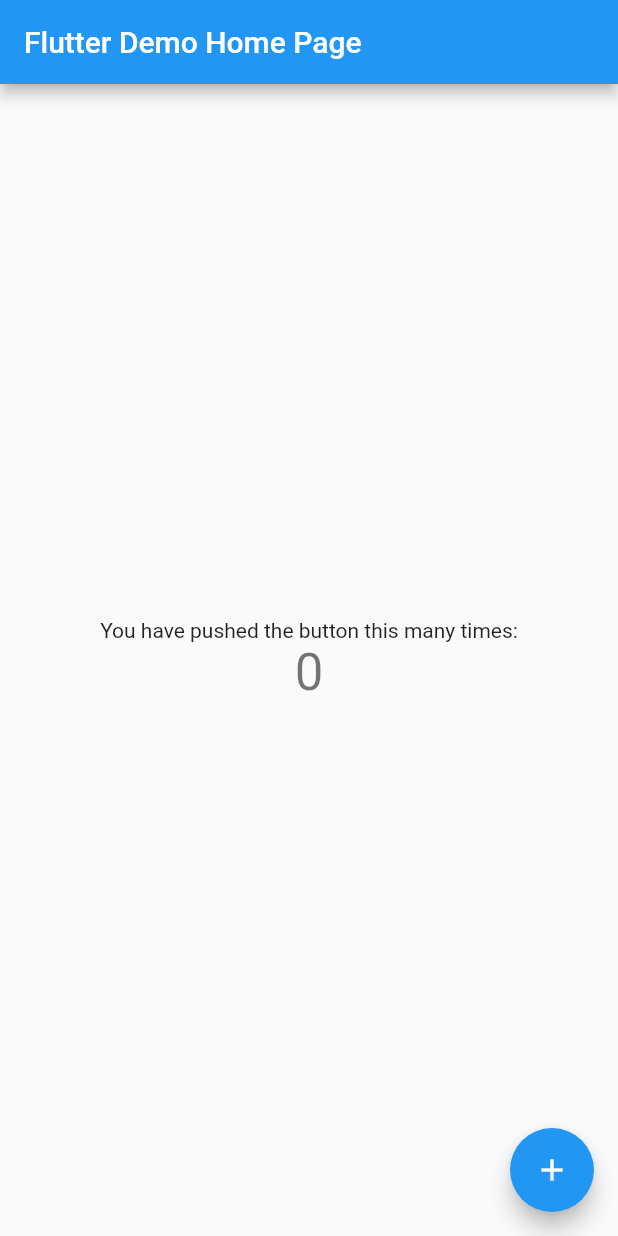
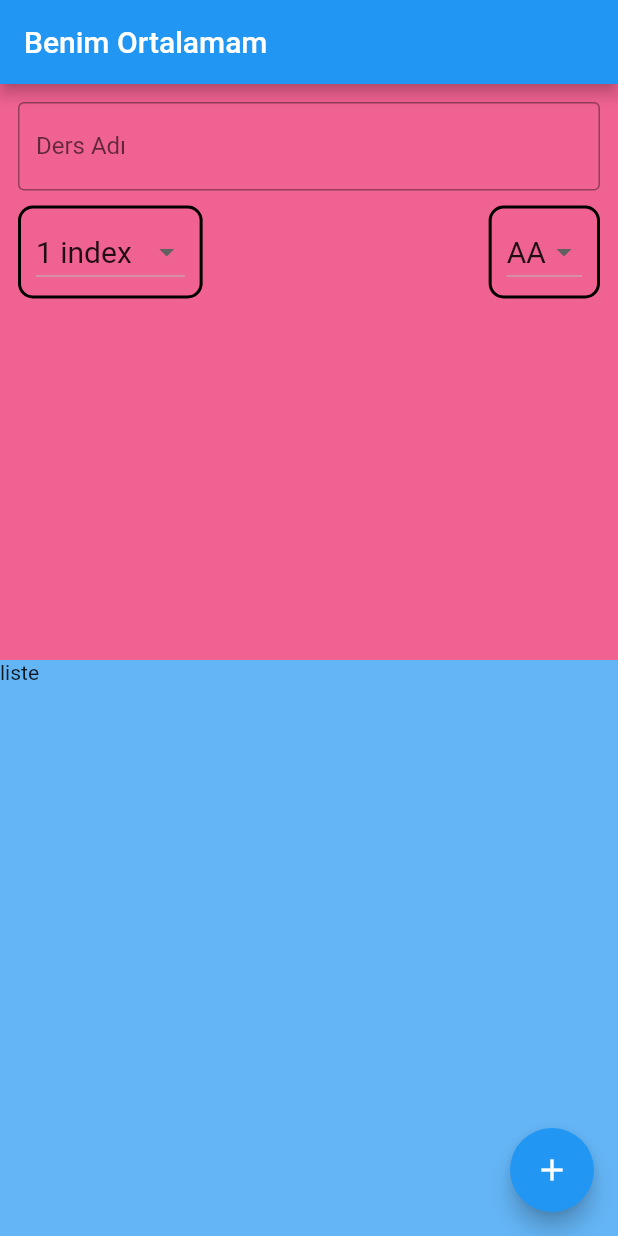
Before and after one commit to selcanatak2629/Dinamik_Not_Hesaplama, a Flutter app: the screen it shows after launch, on a phone screen of 412 x 824 dp. Run offline on Flutter 3.47's test engine with Material 2 defaults, Android fonts, the phone set to English and light mode, and no system bars.

Commit message:
feat:Home Page

```diff
--- a/lib/main.dart
+++ b/lib/main.dart
@@ -9,105 +9,167 @@
   @override
   Widget build(BuildContext context) {
     return MaterialApp(
+      debugShowCheckedModeBanner: false,
       title: 'Flutter Demo',
       theme: ThemeData(
-        // This is the theme of your application.
-        //
-        // Try running your application with "flutter run". You'll see the
-        // application has a blue toolbar. Then, without quitting the app, try
-        // changing the primarySwatch below to Colors.green and then invoke
-        // "hot reload" (press "r" in the console where you ran "flutter run",
-        // or simply save your changes to "hot reload" in a Flutter IDE).
-        // Notice that the counter didn't reset back to zero; the application
-        // is not restarted.
         primarySwatch: Colors.blue,
       ),
-      home: MyHomePage(title: 'Flutter Demo Home Page'),
+      home: MyHomePage(),
     );
   }
 }
 
 class MyHomePage extends StatefulWidget {
-  MyHomePage({Key key, this.title}) : super(key: key);
-
-  // This widget is the home page of your application. It is stateful, meaning
-  // that it has a State object (defined below) that contains fields that affect
-  // how it looks.
-
-  // This class is the configuration for the state. It holds the values (in this
-  // case the title) provided by the parent (in this case the App widget) and
-  // used by the build method of the State. Fields in a Widget subclass are
-  // always marked "final".
-
-  final String title;
-
   @override
   _MyHomePageState createState() => _MyHomePageState();
 }
 
 class _MyHomePageState extends State<MyHomePage> {
-  int _counter = 0;
-
-  void _incrementCounter() {
-    setState(() {
-      // This call to setState tells the Flutter framework that something has
-      // changed in this State, which causes it to rerun the build method below
-      // so that the display can reflect the updated values. If we changed
-      // _counter without calling setState(), then the build method would not be
-      // called again, and so nothing would appear to happen.
-      _counter++;
-    });
-  }
+  String dersAdi;
+  int dersKredi = 1;
+  double dersHarfDegeri = 4;
 
   @override
   Widget build(BuildContext context) {
-    // This method is rerun every time setState is called, for instance as done
-    // by the _incrementCounter method above.
-    //
-    // The Flutter framework has been optimized to make rerunning build methods
-    // fast, so that you can just rebuild anything that needs updating rather
-    // than having to individually change instances of widgets.
     return Scaffold(
       appBar: AppBar(
-        // Here we take the value from the MyHomePage object that was created by
-        // the App.build method, and use it to set our appbar title.
-        title: Text(widget.title),
+        title: Text("Benim Ortalamam"),
       ),
-      body: Center(
-        // Center is a layout widget. It takes a single child and positions it
-        // in the middle of the parent.
-        child: Column(
-          // Column is also a layout widget. It takes a list of children and
-          // arranges them vertically. By default, it sizes itself to fit its
-          // children horizontally, and tries to be as tall as its parent.
-          //
-          // Invoke "debug painting" (press "p" in the console, choose the
-          // "Toggle Debug Paint" action from the Flutter Inspector in Android
-          // Studio, or the "Toggle Debug Paint" command in Visual Studio Code)
-          // to see the wireframe for each widget.
-          //
-          // Column has various properties to control how it sizes itself and
-          // how it positions its children. Here we use mainAxisAlignment to
-          // center the children vertically; the main axis here is the vertical
-          // axis because Columns are vertical (the cross axis would be
-          // horizontal).
-          mainAxisAlignment: MainAxisAlignment.center,
-          children: <Widget>[
-            Text(
-              'You have pushed the button this many times:',
+      floatingActionButton: FloatingActionButton(
+        onPressed: () {},
+        child: Icon(Icons.add),
+      ),
+      body: buildBody(),
+    );
+  }
+
+  Widget buildBody() {
+    return Container(
+      child: Column(
+        crossAxisAlignment:
+            CrossAxisAlignment.stretch, // yatayda butun alana yaıylır
+        children: [
+          // STATİC FORMU TUTAN CONTAİNER
+          Expanded(
+            child: Container(
+              padding: EdgeInsets.all(12),
+              color: Colors.pink.shade300,
+              child: Form(
+                child: buildFormColumn(),
+              ),
             ),
-            Text(
-              '$_counter',
-              style: Theme.of(context).textTheme.headline4,
+          ),
+          // DİNAMİK LİSTEYİ TUTAN CONTAİNER
+          Expanded(
+            child: Container(
+              color: Colors.blue.shade300,
+              child: Text("liste"),
             ),
+          )
+        ],
+      ),
+    );
+  }
+
+  Widget buildFormColumn() {
+    return Column(
+      children: [
+        buildTextFormField(),
+        Row(
+          mainAxisAlignment: MainAxisAlignment.spaceBetween,
+          children: [
+            Container(
+              padding: EdgeInsets.symmetric(horizontal: 10,vertical: 5),
+              margin: EdgeInsets.only(top: 10),
+              child: buildDropDownButton(),
+              decoration: BoxDecoration(
+                border: Border.all(
+                  color: Colors.black,width: 2,
+                ),
+                borderRadius: BorderRadius.all(Radius.circular(10)),
+              ),
+              ),
+              Container(
+              padding: EdgeInsets.symmetric(horizontal: 10,vertical: 5),
+              margin: EdgeInsets.only(top: 10),
+              child: buildDropDownButton2(),
+              decoration: BoxDecoration(
+                border: Border.all(
+                  color: Colors.black,width: 2,
+                ),
+                borderRadius: BorderRadius.all(Radius.circular(10)),
+              ),
+              ),
           ],
         ),
-      ),
-      floatingActionButton: FloatingActionButton(
-        onPressed: _incrementCounter,
-        tooltip: 'Increment',
-        child: Icon(Icons.add),
-      ), // This trailing comma makes auto-formatting nicer for build methods.
+      ],
     );
   }
+
+  Widget buildTextFormField() {
+    return TextFormField(
+      decoration: InputDecoration(
+        labelText: "Ders Adı",
+        hintText: "Ders Adını Giriniz",
+        border: OutlineInputBorder(),
+      ),
+      validator: (girilenDeger) {
+        if (girilenDeger.length > 0) {
+          return null;
+        } else {
+          return "Ders adı boş olamaz.";
+        }
+      },
+      onSaved: (kaydedilenDeger) {
+        dersAdi = kaydedilenDeger;
+      },
+    );
+  }
+
+  Widget buildDropDownButton2() {
+    return DropdownButton(
+      items: dersHarfDegerleritems(),
+      value: dersHarfDegeri,
+      onChanged: (secilenHarf) {
+        setState(() {
+          dersKredi = secilenHarf;
+        });
+      },
+    );
+  }
+
+  List<DropdownMenuItem<double>> dersHarfDegerleritems() {
+    List<DropdownMenuItem<double>> harfler = [];
+
+    harfler.add(DropdownMenuItem(value: 4,child: Text("AA",style: TextStyle(fontSize: 20),),),);
+    harfler.add(DropdownMenuItem(value: 3.5,child: Text("BA",style: TextStyle(fontSize: 20),),),);
+    harfler.add(DropdownMenuItem(value: 3,child: Text("BB",style: TextStyle(fontSize: 20),),),);
+    harfler.add(DropdownMenuItem(value: 2.5,child: Text("CB",style: TextStyle(fontSize: 20),),));
+    harfler.add(DropdownMenuItem(value: 2,child: Text("CC",style: TextStyle(fontSize: 20),),));
+    harfler.add(DropdownMenuItem(value: 1.5,child: Text("DC",style: TextStyle(fontSize: 20),),));
+    harfler.add(DropdownMenuItem(value: 1,child: Text("DD",style: TextStyle(fontSize: 20),),));
+    harfler.add(DropdownMenuItem(value: 0,child: Text("FF",style: TextStyle(fontSize: 20),),));
+
+    return harfler;
+  }
+
+  Widget buildDropDownButton() {
+    return DropdownButton(
+      items: dersKredileriItems(),
+      value: dersKredi,
+      onChanged: (secilenKredi) {
+        setState(() {
+          dersKredi = secilenKredi;
+        });
+      },
+    );
+  }
+
+  List<DropdownMenuItem<int>> dersKredileriItems() {
+    List<DropdownMenuItem<int>> krediler = [];
+    for (int i = 1; i <= 10; i++) {
+      krediler.add(DropdownMenuItem<int>(value: i,child: Text("$i index",style: TextStyle(fontSize: 20),),));
+    }
+    return krediler;
+  }
 }
```
